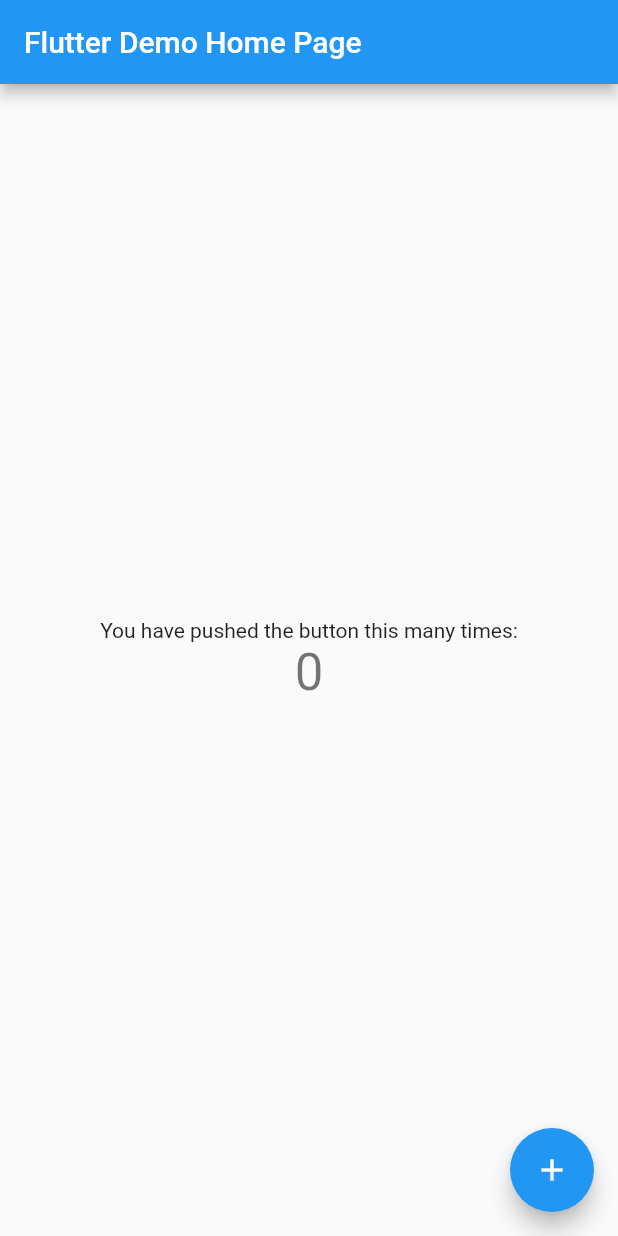
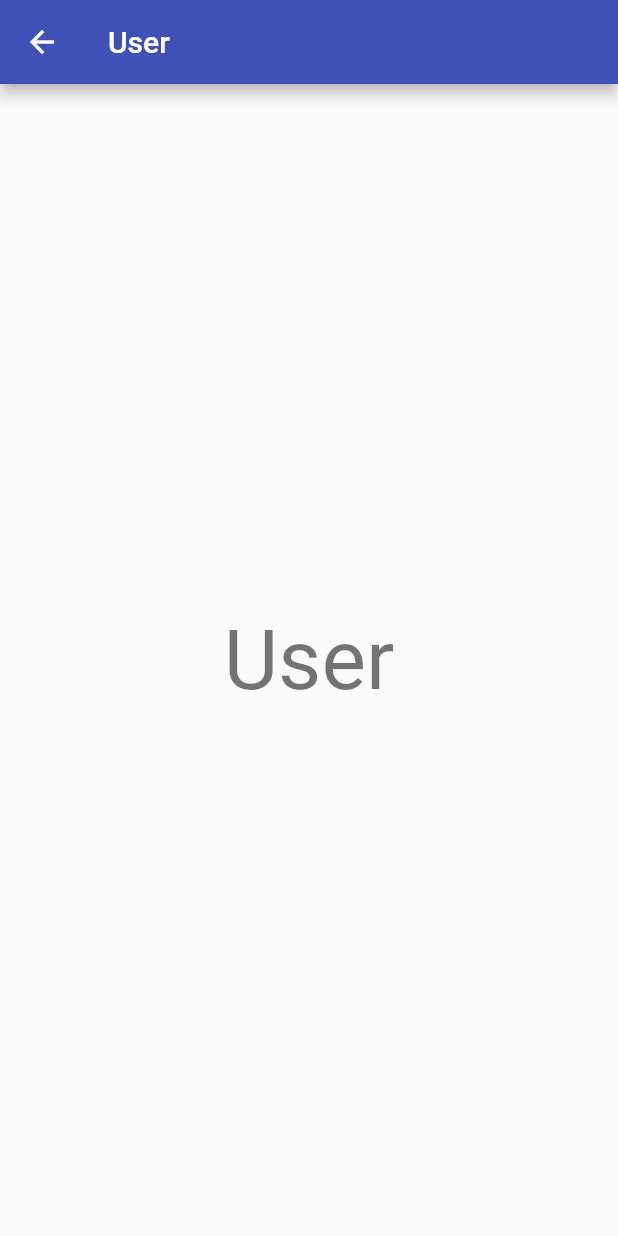
Before and after one commit to youssefelbalibouhousse/git_hub_mobile_app, a Flutter app: the screen it shows after launch, on a phone screen of 412 x 824 dp. Run offline on Flutter 3.47's test engine with Material 2 defaults, Android fonts, the phone set to English and light mode, and no system bars.

Commit message:
creation des 2 pages home et user

```diff
--- a/lib/main.dart
+++ b/lib/main.dart
@@ -1,115 +1,25 @@
 import 'package:flutter/material.dart';
+import 'package:git_hub_mobile_app/pages/home/home.page.dart';
+import 'package:git_hub_mobile_app/pages/users/user.page.dart';
+
 
 void main() {
-  runApp(const MyApp());
+  runApp(MyApp()); //Instanciation de l'application
 }
 
 class MyApp extends StatelessWidget {
-  const MyApp({Key? key}) : super(key: key);
-
-  // This widget is the root of your application.
   @override
   Widget build(BuildContext context) {
     return MaterialApp(
-      title: 'Flutter Demo',
       theme: ThemeData(
-        // This is the theme of your application.
-        //
-        // Try running your application with "flutter run". You'll see the
-        // application has a blue toolbar. Then, without quitting the app, try
-        // changing the primarySwatch below to Colors.green and then invoke
-        // "hot reload" (press "r" in the console where you ran "flutter run",
-        // or simply save your changes to "hot reload" in a Flutter IDE).
-        // Notice that the counter didn't reset back to zero; the application
-        // is not restarted.
-        primarySwatch: Colors.blue,
+        primarySwatch: Colors.indigo
       ),
-      home: const MyHomePage(title: 'Flutter Demo Home Page'),
+      routes: {
+        "/": (context)=>HomePage(),//appel du dart homepage
+        "/users":(context)=>UsersPage()//appel du dart user.page
+      },
+      initialRoute: "/users",
+
     );
   }
 }
-
-class MyHomePage extends StatefulWidget {
-  const MyHomePage({Key? key, required this.title}) : super(key: key);
-
-  // This widget is the home page of your application. It is stateful, meaning
-  // that it has a State object (defined below) that contains fields that affect
-  // how it looks.
-
-  // This class is the configuration for the state. It holds the values (in this
-  // case the title) provided by the parent (in this case the App widget) and
-  // used by the build method of the State. Fields in a Widget subclass are
-  // always marked "final".
-
-  final String title;
-
-  @override
-  State<MyHomePage> createState() => _MyHomePageState();
-}
-
-class _MyHomePageState extends State<MyHomePage> {
-  int _counter = 0;
-
-  void _incrementCounter() {
-    setState(() {
-      // This call to setState tells the Flutter framework that something has
-      // changed in this State, which causes it to rerun the build method below
-      // so that the display can reflect the updated values. If we changed
-      // _counter without calling setState(), then the build method would not be
-      // called again, and so nothing would appear to happen.
-      _counter++;
-    });
-  }
-
-  @override
-  Widget build(BuildContext context) {
-    // This method is rerun every time setState is called, for instance as done
-    // by the _incrementCounter method above.
-    //
-    // The Flutter framework has been optimized to make rerunning build methods
-    // fast, so that you can just rebuild anything that needs updating rather
-    // than having to individually change instances of widgets.
-    return Scaffold(
-      appBar: AppBar(
-        // Here we take the value from the MyHomePage object that was created by
-        // the App.build method, and use it to set our appbar title.
-        title: Text(widget.title),
-      ),
-      body: Center(
-        // Center is a layout widget. It takes a single child and positions it
-        // in the middle of the parent.
-        child: Column(
-          // Column is also a layout widget. It takes a list of children and
-          // arranges them vertically. By default, it sizes itself to fit its
-          // children horizontally, and tries to be as tall as its parent.
-          //
-          // Invoke "debug painting" (press "p" in the console, choose the
-          // "Toggle Debug Paint" action from the Flutter Inspector in Android
-          // Studio, or the "Toggle Debug Paint" command in Visual Studio Code)
-          // to see the wireframe for each widget.
-          //
-          // Column has various properties to control how it sizes itself and
-          // how it positions its children. Here we use mainAxisAlignment to
-          // center the children vertically; the main axis here is the vertical
-          // axis because Columns are vertical (the cross axis would be
-          // horizontal).
-          mainAxisAlignment: MainAxisAlignment.center,
-          children: <Widget>[
-            const Text(
-              'You have pushed the button this many times:',
-            ),
-            Text(
-              '$_counter',
-              style: Theme.of(context).textTheme.headline4,
-            ),
-          ],
-        ),
-      ),
-      floatingActionButton: FloatingActionButton(
-        onPressed: _incrementCounter,
-        tooltip: 'Increment',
-        child: const Icon(Icons.add),
-      ), // This trailing comma makes auto-formatting nicer for build methods.
-    );
-  }
-}
--- /dev/null
+++ b/lib/pages/home/home.page.dart
@@ -0,0 +1,15 @@
+import 'package:flutter/material.dart';
+
+class HomePage extends StatelessWidget{
+  @override
+  Widget build(BuildContext context) {
+    return Scaffold(
+      appBar: AppBar(title: Text('Home'),),
+      drawer: Drawer(),//reserver pour le menu
+      body: Center( // permet de centrer le texte child
+        child: Text('Home'),
+      ),
+    );
+  }
+
+}
--- /dev/null
+++ b/lib/pages/users/user.page.dart
@@ -0,0 +1,14 @@
+import 'package:flutter/material.dart';
+
+class UsersPage extends StatelessWidget{
+  @override
+  Widget build(BuildContext context) {
+    return Scaffold(
+      appBar: AppBar(title: Text('User'),),
+      body: Center( // permet de centrer le texte child
+        child: Text('User', style:Theme.of(context).textTheme.headline2,),
+      ),
+    );
+  }
+
+}
```
